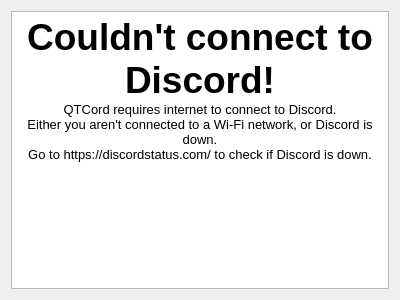
First picture: the form in src/ui/no_internet.ui, repository mak448a/Qtcord, before the edit.
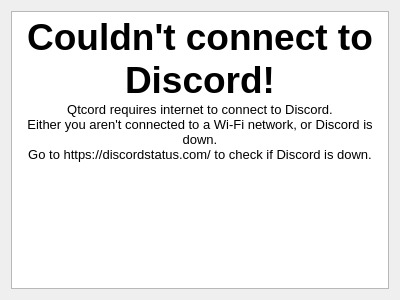
Second picture: the form after the edit. Icons and pictures are not drawn.

The edit to the form file:
```diff
--- a/src/ui/no_internet.ui
+++ b/src/ui/no_internet.ui
@@ -28,7 +28,7 @@
 li.checked::marker { content: &quot;\2612&quot;; }
 &lt;/style&gt;&lt;/head&gt;&lt;body style=&quot; font-family:'Noto Sans'; font-size:10pt; font-weight:400; font-style:normal;&quot;&gt;
 &lt;p align=&quot;center&quot; style=&quot; margin-top:0px; margin-bottom:0px; margin-left:0px; margin-right:0px; -qt-block-indent:0; text-indent:0px;&quot;&gt;&lt;span style=&quot; font-size:28pt; font-weight:700;&quot;&gt;Couldn't connect to Discord!&lt;/span&gt;&lt;/p&gt;
-&lt;p align=&quot;center&quot; style=&quot; margin-top:0px; margin-bottom:0px; margin-left:0px; margin-right:0px; -qt-block-indent:0; text-indent:0px;&quot;&gt;QTCord requires internet to connect to Discord.&lt;/p&gt;
+&lt;p align=&quot;center&quot; style=&quot; margin-top:0px; margin-bottom:0px; margin-left:0px; margin-right:0px; -qt-block-indent:0; text-indent:0px;&quot;&gt;Qtcord requires internet to connect to Discord.&lt;/p&gt;
 &lt;p align=&quot;center&quot; style=&quot; margin-top:0px; margin-bottom:0px; margin-left:0px; margin-right:0px; -qt-block-indent:0; text-indent:0px;&quot;&gt;Either you aren't connected to a Wi-Fi network, or Discord is down.&lt;/p&gt;
 &lt;p align=&quot;center&quot; style=&quot; margin-top:0px; margin-bottom:0px; margin-left:0px; margin-right:0px; -qt-block-indent:0; text-indent:0px;&quot;&gt;Go to https://discordstatus.com/ to check if Discord is down.&lt;/p&gt;&lt;/body&gt;&lt;/html&gt;</string>
      </property>
```
Left out of the diff: 4 changed lines with no effect on the pictures.
